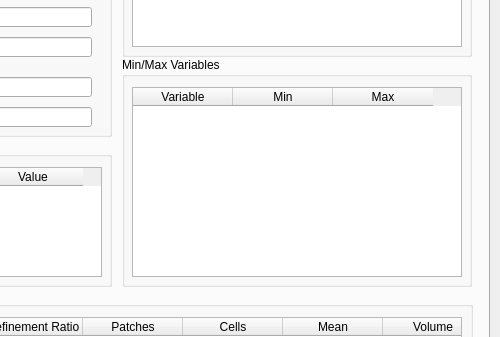
Uintah/Uintah, file src/VisIt/libsim/uintah.ui: the form before one commit; both pictures show x 150 to 650 and y 289 to 626 of the 650 by 770 pixel window.
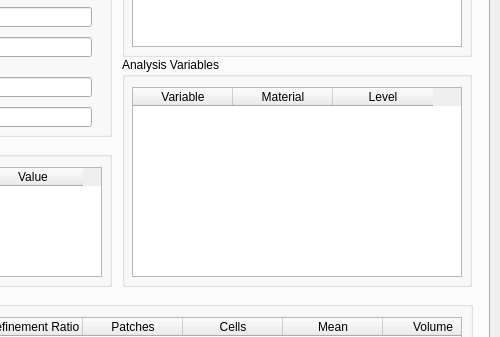
The form after the commit.

Commit message: changed to a more flexible wrapper for analysis vars and exposed vars when running in-situ

Patch:
```diff
--- a/src/VisIt/libsim/uintah.ui
+++ b/src/VisIt/libsim/uintah.ui
@@ -392,7 +392,7 @@
        </rect>
       </property>
       <property name="title">
-       <string>Min/Max Variables</string>
+       <string>Analysis Variables</string>
       </property>
       <widget class="QTableWidget" name="MinMaxVariableTable">
        <property name="geometry">
@@ -410,12 +410,12 @@
        </column>
        <column>
         <property name="text">
-         <string>Min</string>
+         <string>Material</string>
         </property>
        </column>
        <column>
         <property name="text">
-         <string>Max</string>
+         <string>Level</string>
         </property>
        </column>
       </widget>
```
Left out of the diff: 4 changed lines with no effect on the pictures. The commit also changes 9 other files.
